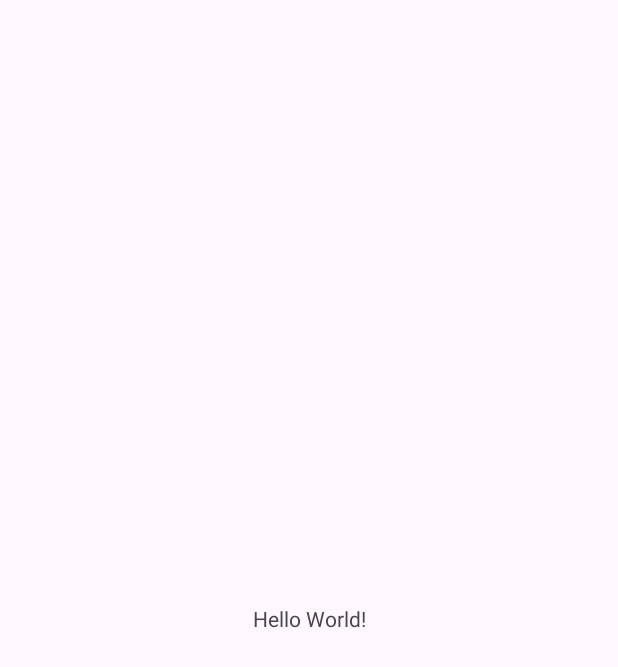
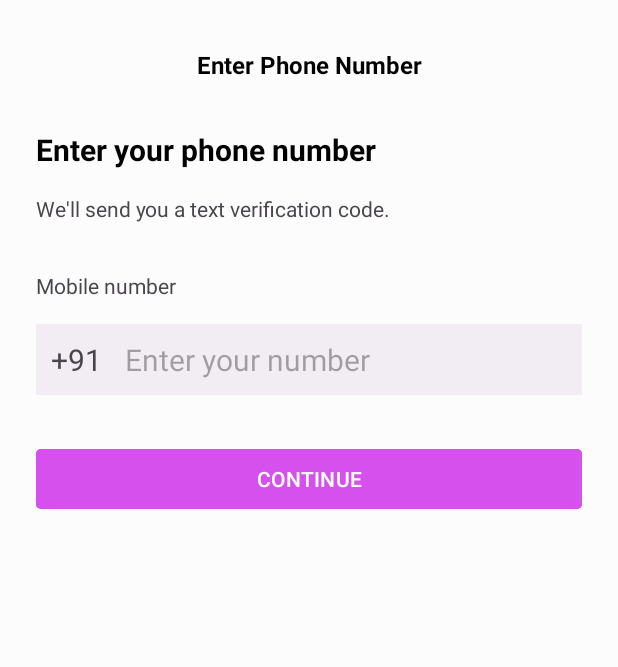
Before and after one commit to akashineu/book-car, an Android app: the screen it shows after launch (MainActivity), on a phone screen of 412 x 824 dp. Before the commit the part shown is almost empty. Shown: the top 667 px of the screen. Run offline under Robolectric (Android 15) with nearby library versions, the phone set to English and light mode, and no system bars.

Commit message:
Enter phone number implemented

```diff
--- a/app/src/main/res/layout/activity_main.xml
+++ b/app/src/main/res/layout/activity_main.xml
@@ -4,15 +4,100 @@
     xmlns:tools="http://schemas.android.com/tools"
     android:layout_width="match_parent"
     android:layout_height="match_parent"
+    android:background="@color/background_color"
     tools:context=".MainActivity">
 
     <TextView
+        android:id="@+id/textView2"
         android:layout_width="wrap_content"
         android:layout_height="wrap_content"
-        android:text="Hello World!"
-        app:layout_constraintBottom_toBottomOf="parent"
+        android:layout_marginStart="24dp"
+        android:layout_marginTop="32dp"
+        android:text="@string/enter_phone_number"
+        android:textColor="@color/black"
+        android:textSize="@dimen/heading_text_size"
+        android:textStyle="bold"
+        app:layout_constraintStart_toStartOf="parent"
+        app:layout_constraintTop_toBottomOf="@+id/textView3" />
+
+    <TextView
+        android:id="@+id/textView"
+        android:layout_width="wrap_content"
+        android:layout_height="wrap_content"
+        android:layout_marginStart="24dp"
+        android:layout_marginTop="16dp"
+        android:text="@string/will_verfication_code"
+        app:layout_constraintStart_toStartOf="parent"
+        app:layout_constraintTop_toBottomOf="@+id/textView2" />
+
+    <TextView
+        android:id="@+id/textView3"
+        android:layout_width="wrap_content"
+        android:layout_height="wrap_content"
+        android:layout_marginTop="32dp"
+        android:text="@string/enter_phone_number_title"
+        android:textColor="@color/black"
+        android:textSize="@dimen/text_size_16sp"
+        android:textStyle="bold"
         app:layout_constraintEnd_toEndOf="parent"
         app:layout_constraintStart_toStartOf="parent"
         app:layout_constraintTop_toTopOf="parent" />
 
+    <TextView
+        android:id="@+id/textView4"
+        android:layout_width="wrap_content"
+        android:layout_height="wrap_content"
+        android:layout_marginStart="24dp"
+        android:layout_marginTop="32dp"
+        android:text="@string/mobile_number"
+        app:layout_constraintStart_toStartOf="parent"
+        app:layout_constraintTop_toBottomOf="@+id/textView" />
+
+
+    <LinearLayout
+        android:id="@+id/linearLayout"
+        android:layout_width="0dp"
+        android:layout_height="wrap_content"
+        android:layout_marginStart="24dp"
+        android:layout_marginTop="16dp"
+        android:layout_marginEnd="24dp"
+        android:background="@color/light_grey_color"
+        android:orientation="horizontal"
+        app:layout_constraintEnd_toEndOf="parent"
+        app:layout_constraintStart_toStartOf="parent"
+        app:layout_constraintTop_toBottomOf="@+id/textView4">
+
+        <TextView
+            android:id="@+id/textView5"
+            android:layout_width="wrap_content"
+            android:layout_height="wrap_content"
+            android:padding="10dp"
+            android:text="@string/country_code"
+            android:textSize="20sp" />
+
+        <EditText
+            android:id="@+id/editTextPhone"
+            android:layout_width="wrap_content"
+            android:layout_height="wrap_content"
+            android:background="@color/light_grey_color"
+            android:hint="@string/mobile_no_hint"
+            android:inputType="phone"
+            android:padding="5dp"
+            android:textSize="20sp" />
+    </LinearLayout>
+
+    <Button
+        android:id="@+id/button"
+        android:layout_width="0dp"
+        android:layout_height="wrap_content"
+        android:layout_marginStart="24dp"
+        android:layout_marginTop="32dp"
+        android:layout_marginEnd="24dp"
+        android:backgroundTint="@color/button_background_color"
+        android:text="@string/continue_text"
+        app:cornerRadius="@dimen/button_corner_radious_3dp"
+        app:layout_constraintEnd_toEndOf="parent"
+        app:layout_constraintStart_toStartOf="parent"
+        app:layout_constraintTop_toBottomOf="@+id/linearLayout" />
+
 </androidx.constraintlayout.widget.ConstraintLayout>
--- a/app/src/main/res/values/colors.xml
+++ b/app/src/main/res/values/colors.xml
@@ -2,4 +2,7 @@
 <resources>
     <color name="black">#FF000000</color>
     <color name="white">#FFFFFFFF</color>
+    <color name="background_color">#FDFCFD</color>
+    <color name="light_grey_color">#F1EDF3</color>
+    <color name="button_background_color">#D650ED</color>
 </resources>
--- /dev/null
+++ b/app/src/main/res/values/dimens.xml
@@ -0,0 +1,6 @@
+<?xml version="1.0" encoding="utf-8"?>
+<resources>
+    <dimen name="heading_text_size">20sp</dimen>
+    <dimen name="text_size_16sp">16sp</dimen>
+    <dimen name="button_corner_radious_3dp">3dp</dimen>
+</resources>
--- a/app/src/main/res/values/strings.xml
+++ b/app/src/main/res/values/strings.xml
@@ -1,3 +1,10 @@
 <resources>
     <string name="app_name">Book Car</string>
+    <string name="enter_phone_number">Enter your phone number</string>
+    <string name="will_verfication_code">We\'ll send you a text verification code.</string>
+    <string name="enter_phone_number_title">Enter Phone Number</string>
+    <string name="mobile_number">Mobile number</string>
+    <string name="mobile_no_hint">Enter your number</string>
+    <string name="country_code">+91</string>
+    <string name="continue_text">CONTINUE</string>
 </resources>
```
